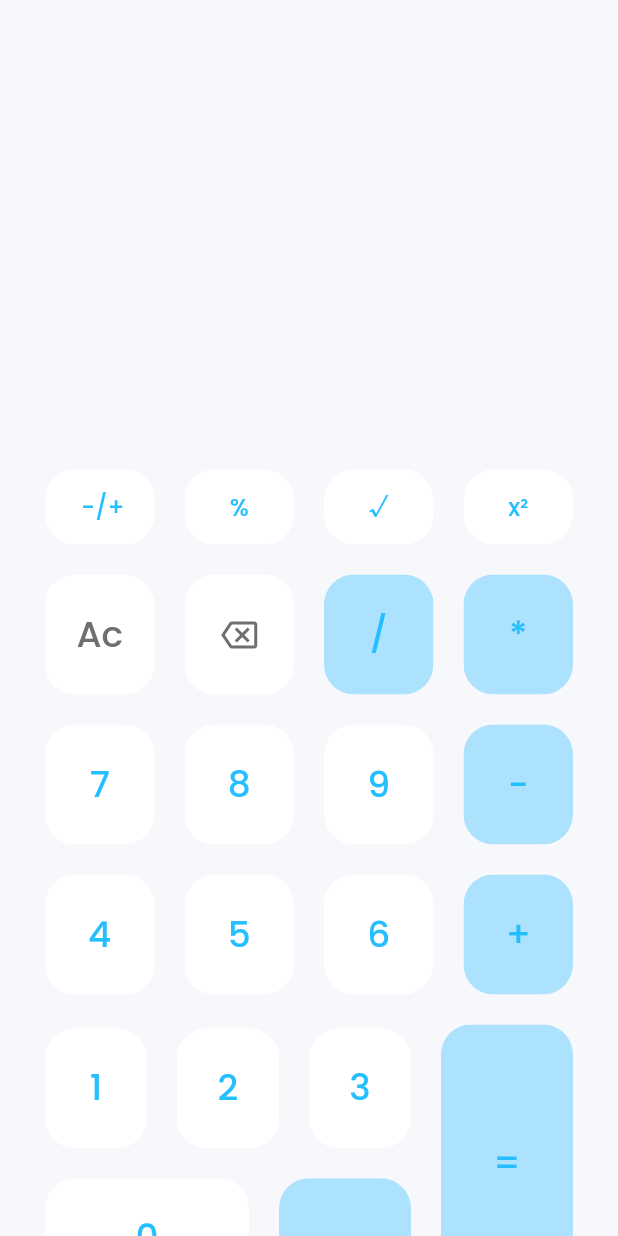
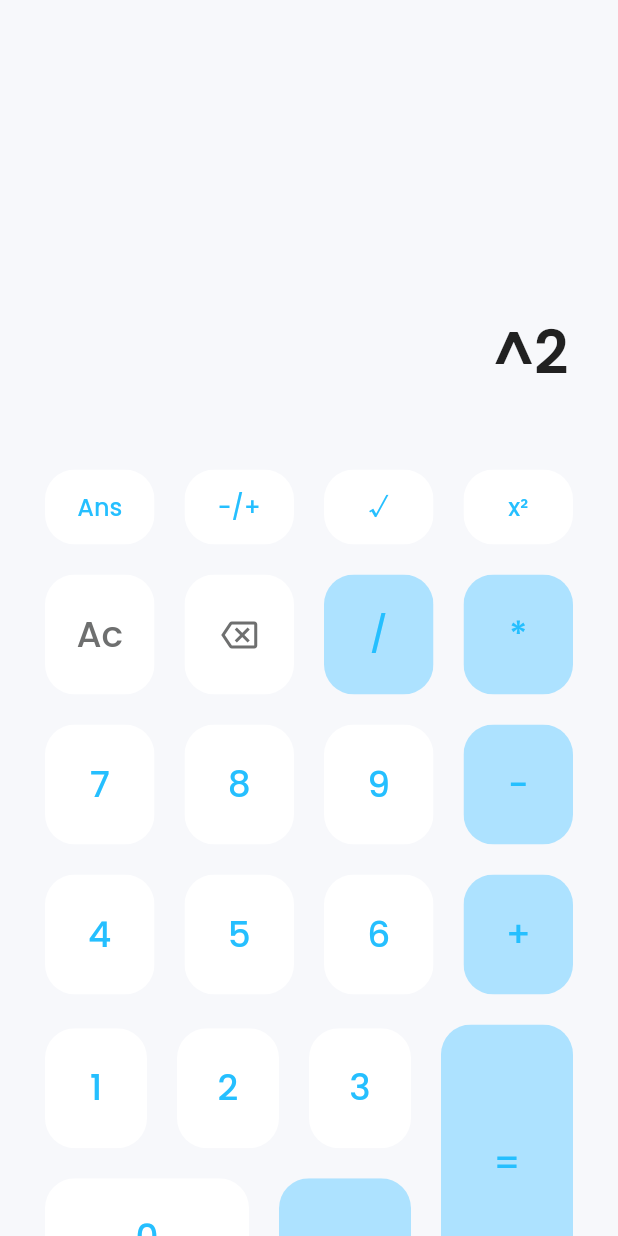
Before and after one commit to mohanedSalaheldin/calculator_ui, a Flutter app: the screen it shows after launch, after a tap on "x²", on a phone screen of 412 x 824 dp. Run offline on Flutter 3.47's test engine with Material 2 defaults, Android fonts, the phone set to English and light mode, and no system bars; our stand-ins replace bloc, flutter_bloc, hexcolor, math_expressions.

Commit message:
add logic for all parts of the app exept the -/+ button

```diff
--- a/lib/cubit/states.dart
+++ b/lib/cubit/states.dart
@@ -7,4 +7,7 @@ class CharAddedState extends CalculatorStates {}
 class CharRemovedState extends CalculatorStates {}
 
 class ClearAllState extends CalculatorStates {}
+
 class CalculateResultState extends CalculatorStates {}
+
+class ReuseAnswerState extends CalculatorStates {}
--- a/lib/layout/calculator_screen.dart
+++ b/lib/layout/calculator_screen.dart
@@ -83,13 +83,33 @@ class CalculatorScreen extends StatelessWidget {
                           defaultVerticalSizedBox(),
                           Row(
                             children: [
-                              defaultFullyRoundedButton(text: ' -/+'),
+                              defaultFullyRoundedButton(
+                                text: 'Ans',
+                                onPressed: () {
+                                  cubit.reuseAnswer();
+                                },
+                              ),
                               defaultHorizentalSizedBox(),
-                              defaultFullyRoundedButton(text: '%'),
+                              defaultFullyRoundedButton(
+                                text: '-/+',
+                                onPressed: () {
+                                  cubit.reverseSignal();
+                                },
+                              ),
                               defaultHorizentalSizedBox(),
-                              defaultFullyRoundedButton(text: '√'),
+                              defaultFullyRoundedButton(
+                                text: '√',
+                                onPressed: () {
+                                  cubit.addCharacter('^.5');
+                                },
+                              ),
                               defaultHorizentalSizedBox(),
-                              defaultFullyRoundedButton(text: 'x²'),
+                              defaultFullyRoundedButton(
+                                text: 'x²',
+                                onPressed: () {
+                                  cubit.addCharacter('^2');
+                                },
+                              ),
                             ],
                           ),
                           defaultVerticalSizedBox(),
--- a/lib/shered/components/components.dart
+++ b/lib/shered/components/components.dart
@@ -3,7 +3,7 @@ import 'package:flutter/material.dart';
 
 Widget defaultFullyRoundedButton({
   required String text,
-  Function()? onPressed,
+  required Function()? onPressed,
 }) =>
     Expanded(
       child: Container(
@@ -11,7 +11,7 @@ Widget defaultFullyRoundedButton({
         clipBehavior: Clip.antiAlias,
         decoration: BoxDecoration(borderRadius: BorderRadius.circular(20)),
         child: MaterialButton(
-          onPressed: () {},
+          onPressed: onPressed,
           color: Colors.white,
           elevation: 0.0,
           child: Text(
```
Also changed, not shown: lib/cubit/cubit.dart (+20 -1 lines).
